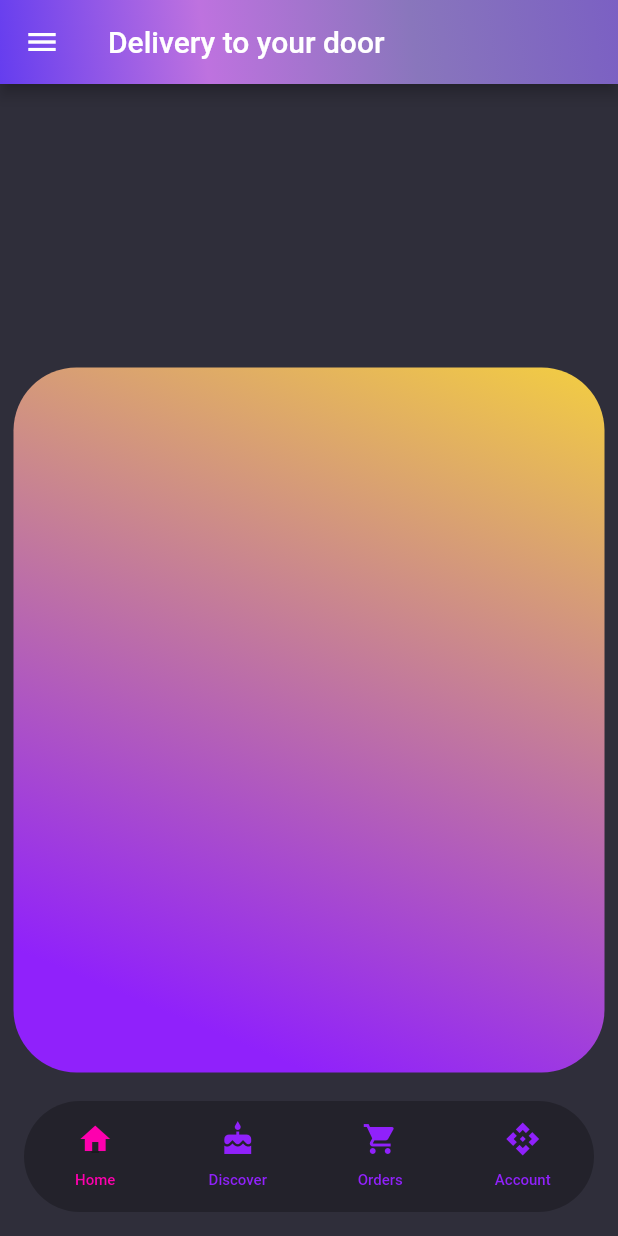
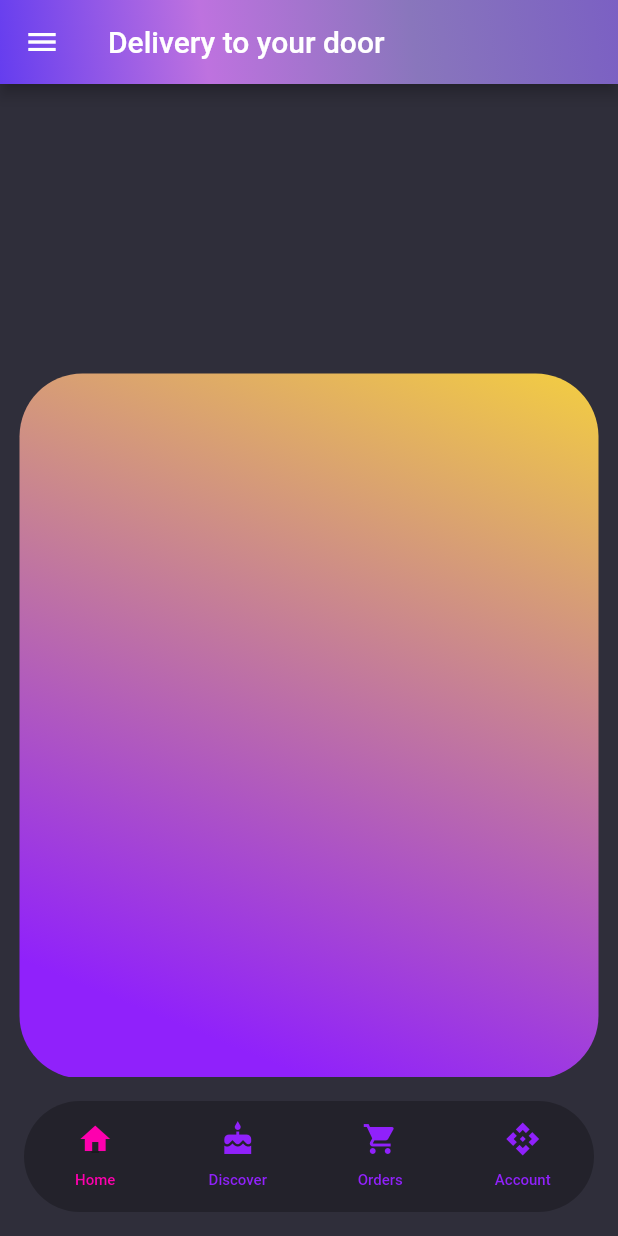
Before and after one commit to iNeedHelpX/foodorderapp, a Flutter app: the screen it shows after launch, on a phone screen of 412 x 824 dp. Run offline on Flutter 3.47's test engine with Material 2 defaults, Android fonts, the phone set to English and light mode, and no system bars; our stand-ins replace flutter_custom_clippers; missing offline and left inert: clip_shadow.

Commit message:
changes to body

```diff
--- a/lib/helpers/bodybox.dart
+++ b/lib/helpers/bodybox.dart
@@ -25,7 +25,7 @@ class Box extends StatelessWidget {
               _buildMainCard(),
             ],
           ),
-          SizedBox(height: 50)
+          //SizedBox(height: 50)
         ],
       ),
     );
@@ -35,6 +35,8 @@ class Box extends StatelessWidget {
 Widget _buildMainCard() {
   return SafeArea(
     bottom: true,
+    child: Padding(
+      padding: const EdgeInsets.all(4.0),
       child: ClipShadow(
         boxShadow: [BoxShadow(offset: Offset.infinite)],
         clipper: RoundedDiagonalPathClipper(),
@@ -54,5 +56,6 @@ Widget _buildMainCard() {
           ),
         ),
       ),
+    ),
   );
 }
```
Lines whose indentation alone changed are shown as unchanged.
